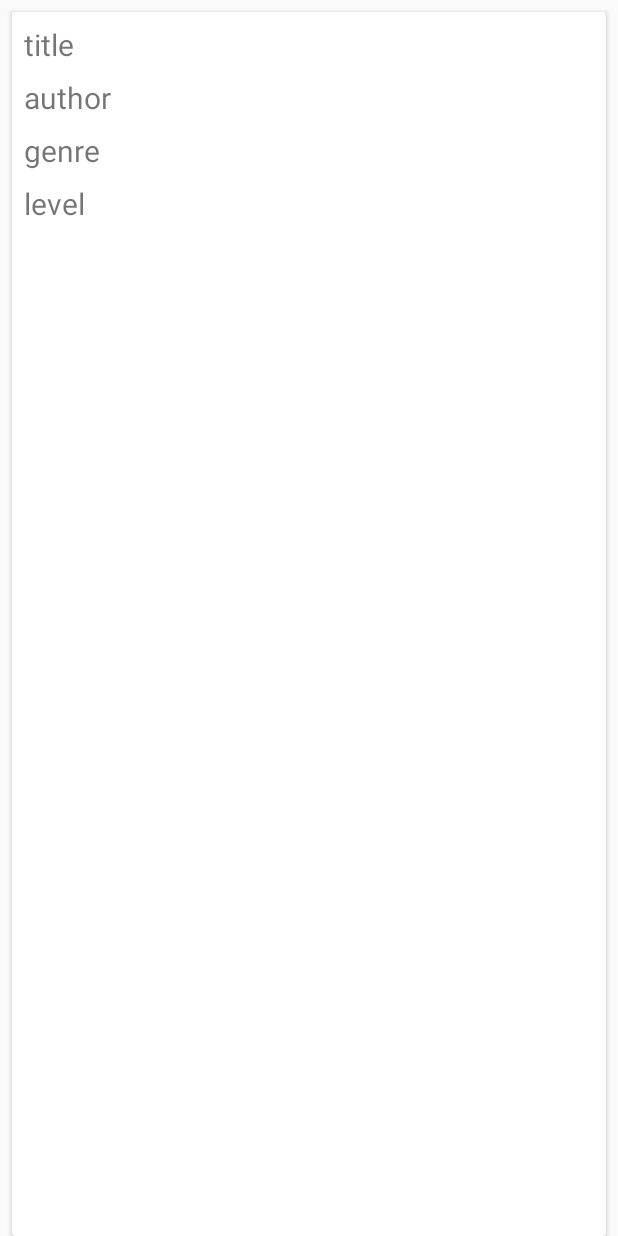
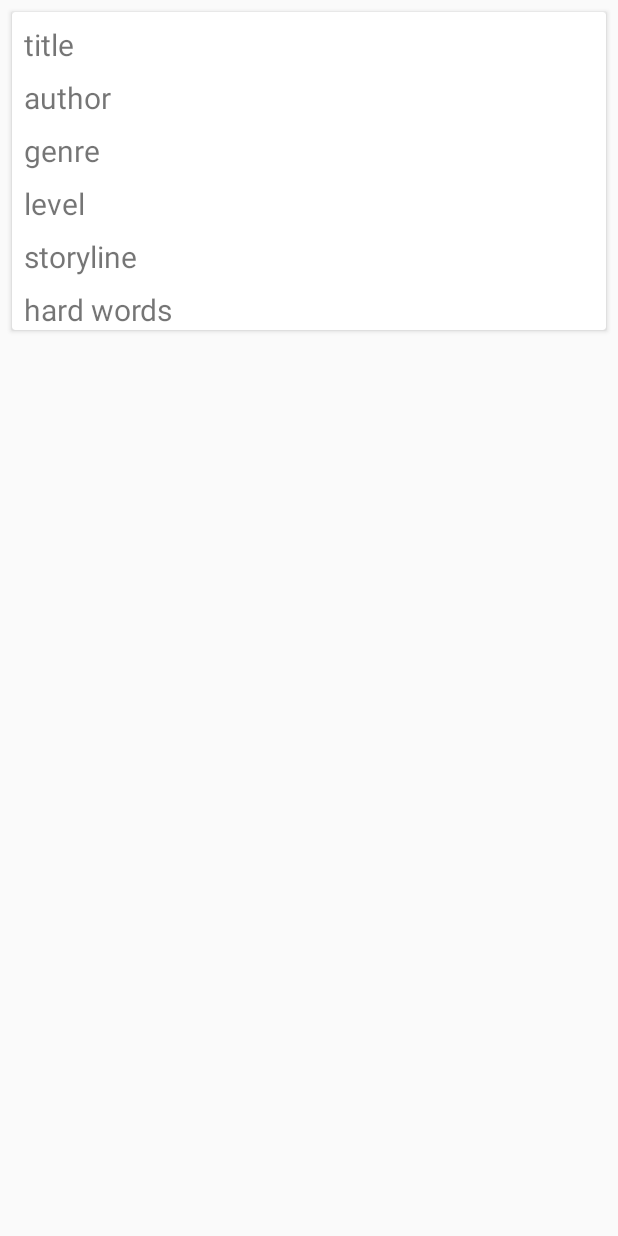
Before and after one commit to usavas/ezberteknigi, an Android app: the layout item_book.xml on its own in the app's theme, with its tools: preview values and no code run, on a phone screen of 412 x 824 dp. Run offline under Robolectric (Android 15) with nearby library versions, the phone set to English and light mode, and no system bars.

Commit message:
layout for books and book item added

```diff
--- /dev/null
+++ b/app/src/main/java/com/example/savas/ezberteknigi/Adapters/SearchBookAdapter.java
@@ -0,0 +1,32 @@
+package com.example.savas.ezberteknigi.Adapters;
+
+import android.content.Context;
+import android.support.annotation.NonNull;
+import android.support.v7.widget.RecyclerView;
+import android.view.ViewGroup;
+
+public class SearchBookAdapter extends RecyclerView.Adapter {
+
+    Context context;
+
+    SearchBookAdapter(Context _context){
+        context = _context;
+    }
+
+
+    @NonNull
+    @Override
+    public RecyclerView.ViewHolder onCreateViewHolder(@NonNull ViewGroup viewGroup, int i) {
+        return null;
+    }
+
+    @Override
+    public void onBindViewHolder(@NonNull RecyclerView.ViewHolder viewHolder, int i) {
+
+    }
+
+    @Override
+    public int getItemCount() {
+        return 0;
+    }
+}
--- a/app/src/main/res/layout/item_book.xml
+++ b/app/src/main/res/layout/item_book.xml
@@ -1,14 +1,16 @@
 <?xml version="1.0" encoding="utf-8"?>
 <android.support.v7.widget.CardView xmlns:android="http://schemas.android.com/apk/res/android"
     xmlns:tools="http://schemas.android.com/tools"
+    android:id="@+id/book_card_view"
     android:layout_width="match_parent"
-    android:layout_height="match_parent"
+    android:layout_height="wrap_content"
     android:layout_marginStart="8dp"
     android:layout_marginTop="8dp"
     android:layout_marginEnd="8dp"
     android:elevation="8dp">
 
     <LinearLayout
+        android:id="@+id/book_main_item"
         android:layout_width="match_parent"
         android:layout_height="match_parent"
         android:orientation="vertical">
@@ -49,8 +51,30 @@
             android:text="level"
             android:textSize="20sp" />
 
+        <LinearLayout
+            android:id="@+id/book_sub_item"
+            android:layout_width="match_parent"
+            android:layout_height="wrap_content"
+            android:orientation="vertical">
 
+            <TextView
+                android:id="@+id/tv_book_storyline"
+                android:layout_width="match_parent"
+                android:layout_height="wrap_content"
+                android:layout_marginStart="8dp"
+                android:layout_marginTop="8dp"
+                android:text="storyline"
+                android:textSize="20sp" />
+
+            <TextView
+                android:id="@+id/tv_book_hardwords"
+                android:layout_width="match_parent"
+                android:layout_height="wrap_content"
+                android:layout_marginStart="8dp"
+                android:layout_marginTop="8dp"
+                android:text="hard words"
+                android:textSize="20sp" />
+
+        </LinearLayout>
     </LinearLayout>
-
-
 </android.support.v7.widget.CardView>
```
